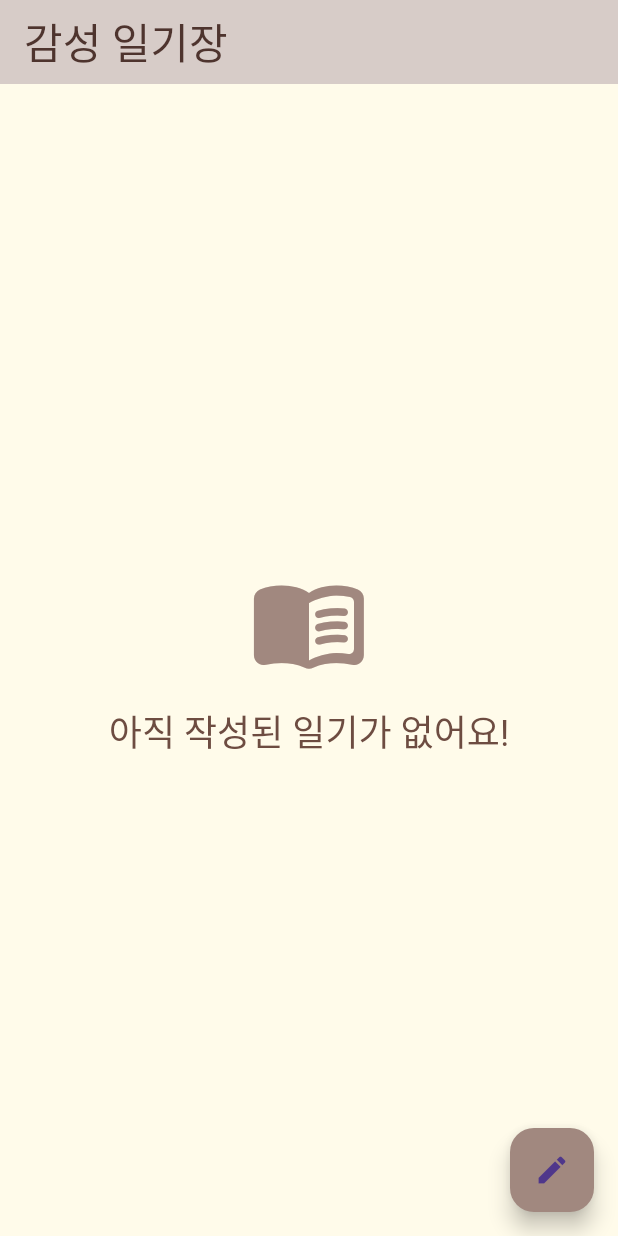
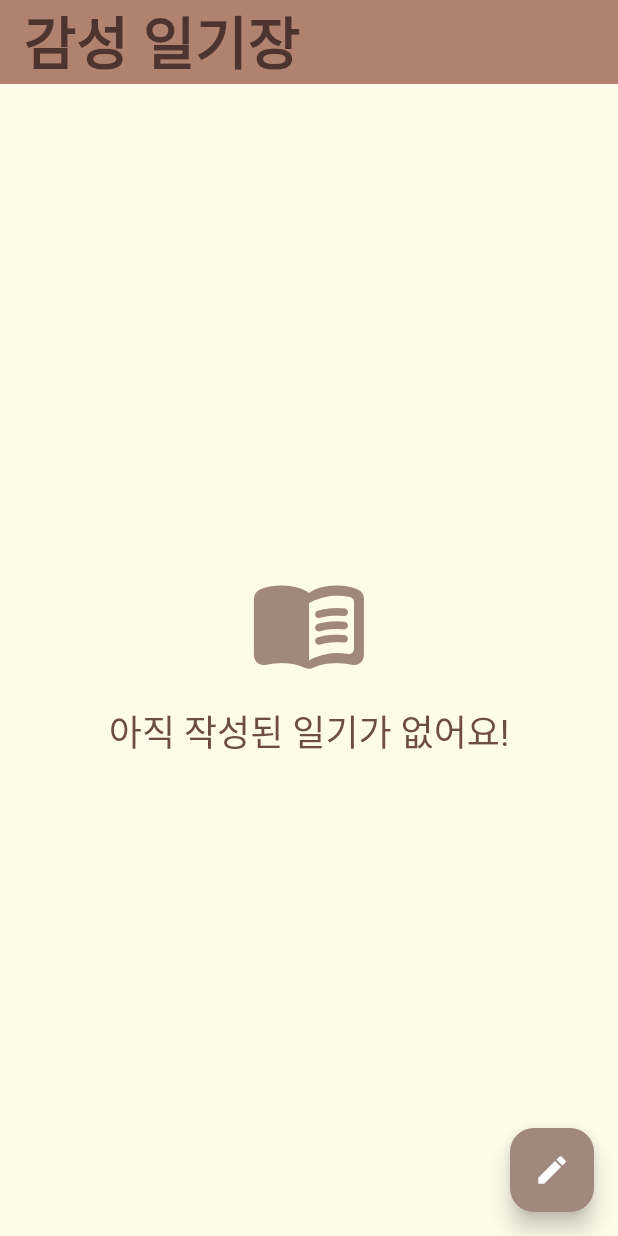
Before and after one commit to lshee9008/EmoTrack, a Flutter app: the screen it shows after launch, on a phone screen of 412 x 824 dp. Run offline on Flutter 3.47's test engine with Material 3 defaults, Android fonts, the phone set to English and light mode, and no system bars; our stand-ins replace google_fonts, sqflite_common_ffi; accounts and stored records are empty.

Commit message:
약간 수정

```diff
--- a/front/emotrack_front/lib/screens/home_screen.dart
+++ b/front/emotrack_front/lib/screens/home_screen.dart
@@ -50,14 +50,15 @@ class _HomeScreenState extends State<HomeScreen>
     return Scaffold(
       backgroundColor: const Color(0xFFFFFBEA),
       appBar: AppBar(
-        backgroundColor: Colors.brown.shade100,
+        backgroundColor: const Color.fromARGB(255, 178, 130, 113),
         elevation: 0,
         iconTheme: IconThemeData(color: Colors.brown.shade700),
         title: Text(
           '감성 일기장',
           style: GoogleFonts.nanumPenScript(
-            fontSize: 28,
+            fontSize: 38,
             color: Colors.brown.shade800,
+            fontWeight: FontWeight.bold,
           ),
         ),
       ),
@@ -158,7 +159,7 @@ class _HomeScreenState extends State<HomeScreen>
           MaterialPageRoute(builder: (_) => const DiaryEntryScreen()),
         ),
         backgroundColor: Colors.brown.shade300,
-        child: const Icon(Icons.edit),
+        child: const Icon(Icons.edit, color: Colors.white),
       ),
     );
   }
```
Also changed, not shown: front/emotrack_front/lib/screens/diary_detail_screen.dart (+4 -3 lines), front/emotrack_front/lib/widgets/diary_card.dart (+16 -2 lines).
